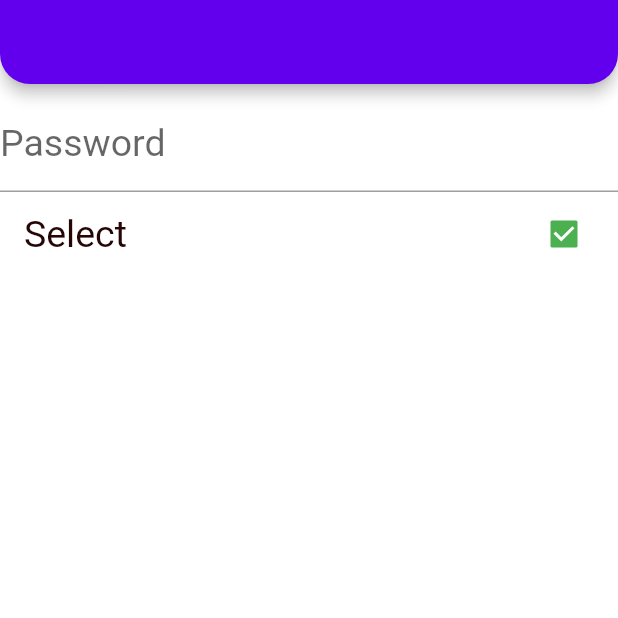
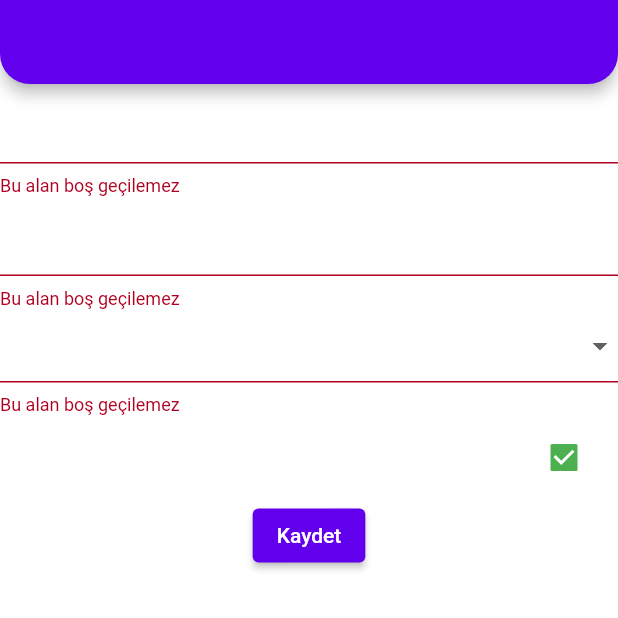
Before and after one commit to Halil-Dursun/flutter_full_learn, a Flutter app: the screen it shows after launch, on a phone screen of 412 x 824 dp, the top half of it. Run offline on Flutter 3.47's test engine with Material 2 defaults, Android fonts, the phone set to English and light mode, and no system bars; our stand-ins replace dio, flutter_spinkit.

Commit message:
29.05.2022 changes

```diff
--- /dev/null
+++ b/lib/202/form_learn_view.dart
@@ -0,0 +1,67 @@
+import 'package:flutter/material.dart';
+
+class FormLearnView extends StatefulWidget {
+  const FormLearnView({Key? key}) : super(key: key);
+
+  @override
+  State<FormLearnView> createState() => _FormLearnViewState();
+}
+
+class _FormLearnViewState extends State<FormLearnView> {
+  late final GlobalKey<FormState> _formKey;
+
+  @override
+  void initState() {
+    super.initState();
+    _formKey = GlobalKey<FormState>();
+  }
+  @override
+  Widget build(BuildContext context) {
+    return Scaffold(
+      appBar: AppBar(),
+      body: Form(
+        autovalidateMode: AutovalidateMode.always,
+        key: _formKey,
+        onChanged: (){
+          print('a');
+        },
+        child: Column(
+          children: [
+            TextFormField(
+              validator: FormFieldValidator().isNotEmpty,
+            ),
+            TextFormField(
+              validator: FormFieldValidator().isNotEmpty,
+            ),
+            DropdownButtonFormField<String>(
+              validator: FormFieldValidator().isNotEmpty,
+              //value: 'v',
+              items: const [
+              DropdownMenuItem(child: Text('a'),value: 'v',),
+              DropdownMenuItem(child: Text('abbb'),value: 'v2',),
+              DropdownMenuItem(child: Text('abbbbbb'),value: 'v3',),
+            ], onChanged: (value){
+            }),
+            CheckboxListTile(value: true, onChanged: (_){}),
+            ElevatedButton(onPressed: (){
+              if(_formKey.currentState?.validate() ?? false){
+                print('validation succes');
+              }
+            }, child: const Text('Kaydet'),),
+          ],
+        ),
+      ),
+    );
+  }
+}
+
+class FormFieldValidator{
+
+  String? isNotEmpty(String? data){
+    return (data?.isNotEmpty ?? false) ? null : FormValidatorMessage._notEmptyMessage;
+  }
+}
+
+class FormValidatorMessage{
+  static const String _notEmptyMessage = 'Bu alan boş geçilemez';
+}
--- a/lib/main.dart
+++ b/lib/main.dart
@@ -22,7 +22,11 @@ import 'package:flutter_full_learn/101/statefull_life_cycle.dart';
 import 'package:flutter_full_learn/101/stateless_learn.dart';
 import 'package:flutter_full_learn/101/text_field_learn.dart';
 import 'package:flutter_full_learn/101/text_learn_view.dart';
+import 'package:flutter_full_learn/202/animated_learn_view.dart';
+import 'package:flutter_full_learn/202/form_learn_view.dart';
+import 'package:flutter_full_learn/202/image_learn_202.dart';
 import 'package:flutter_full_learn/202/model_learn_view.dart';
+import 'package:flutter_full_learn/202/oop_learn_view.dart';
 import 'package:flutter_full_learn/202/tab_learn.dart';
 import 'package:flutter_full_learn/202/theme/light_them.dart';
 import 'package:flutter_full_learn/202/theme_learn_view.dart';
@@ -87,7 +91,7 @@ class MyApp extends StatelessWidget {
       //     elevation: 0,
       //   )
       // ),
-      home: const ThemeLearnView(),
+      home: const FormLearnView(),
     );
   }
 }
```
Also changed, not shown: lib/202/animated_learn_view.dart (added, +151 -0 lines), lib/202/custom_exception.dart (added, +11 -0 lines), lib/202/image_learn_202.dart (added, +32 -0 lines), lib/202/oop_learn.dart (added, +59 -0 lines), lib/202/oop_learn_view.dart (added, +32 -0 lines), lib/202/state_manage/state_learn_view_model.dart (added, +23 -0 lines), lib/202/state_manage/state_manage_learn_view.dart (added, +25 -0 lines).
